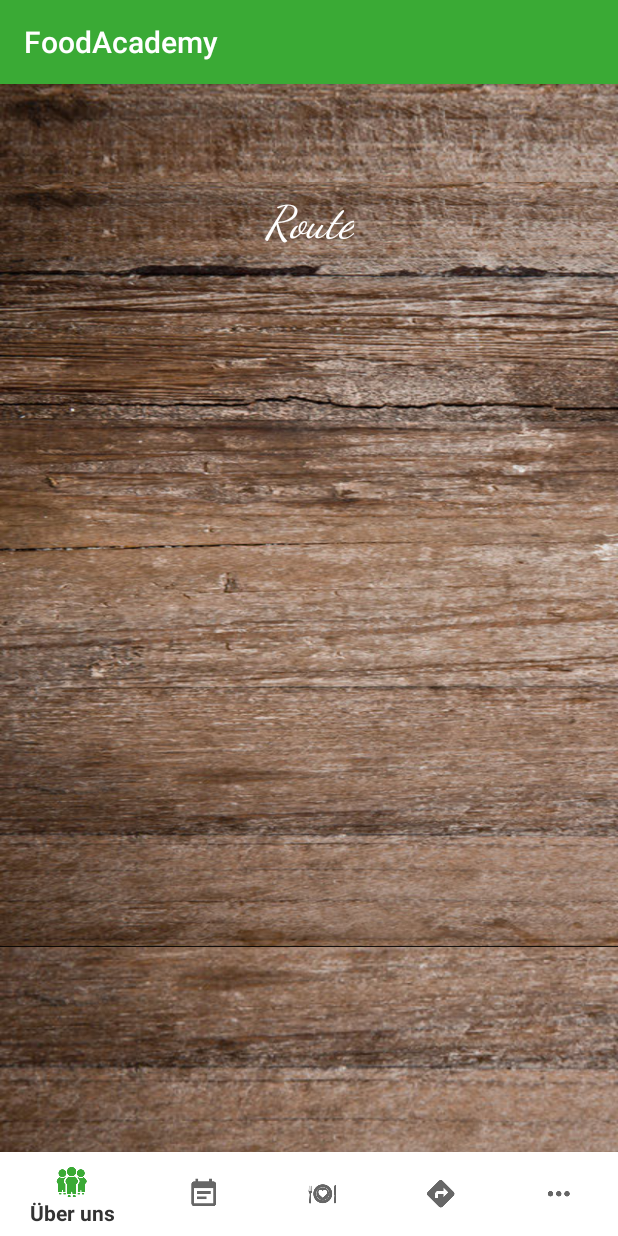
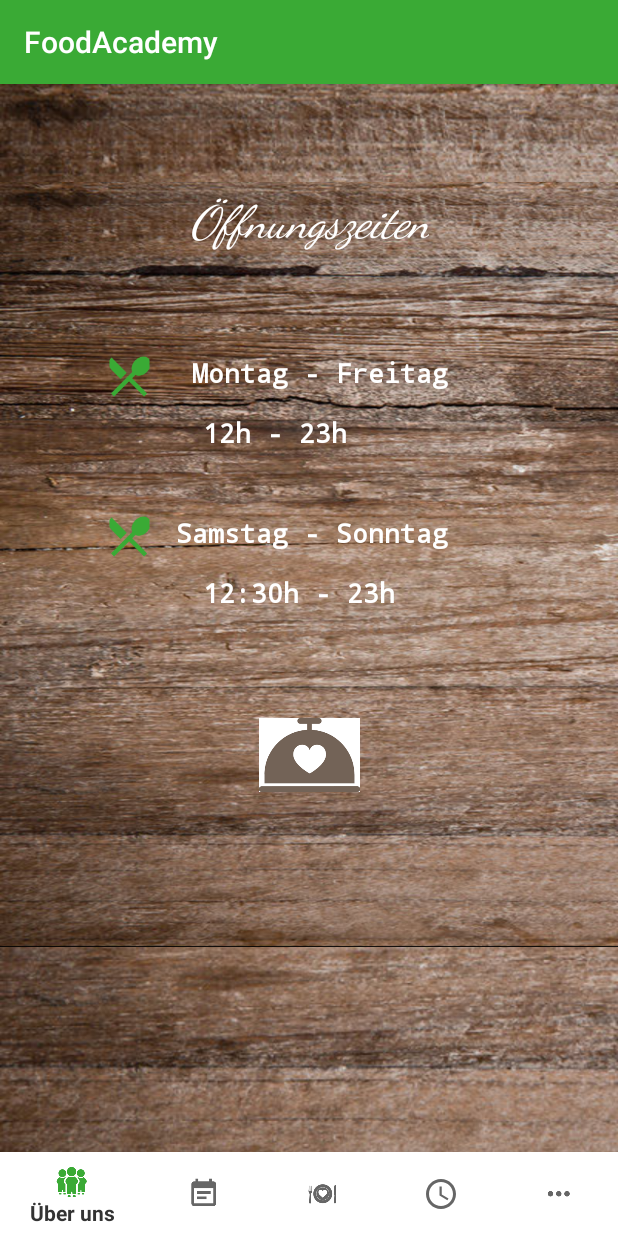
Before and after one commit to omshill0305/FoodAcademy, an Android app: the fragment RouteFragment placed in its activity, on a phone screen of 412 x 824 dp. Run offline under Robolectric (Android 15) with nearby library versions, the phone set to English and light mode, and no system bars.

Commit message:
OpenCommit

```diff
--- a/app/src/main/AndroidManifest.xml
+++ b/app/src/main/AndroidManifest.xml
@@ -4,7 +4,7 @@
 
     <application
         android:allowBackup="true"
-        android:icon="@mipmap/ic_launcher_logo_icon"
+        android:icon="@mipmap/ic_launcher_logo"
         android:label="@string/app_name"
         android:roundIcon="@mipmap/ic_launcher_round"
         android:supportsRtl="true"
--- /dev/null
+++ b/app/src/main/res/drawable/ic_stat_offnungszeiten.xml
@@ -0,0 +1,9 @@
+<vector xmlns:android="http://schemas.android.com/apk/res/android"
+        android:width="24dp"
+        android:height="24dp"
+        android:viewportWidth="24.0"
+        android:viewportHeight="24.0">
+    <path
+        android:fillColor="#FF000000"
+        android:pathData="M11.99,2C6.47,2 2,6.48 2,12s4.47,10 9.99,10C17.52,22 22,17.52 22,12S17.52,2 11.99,2zM12,20c-4.42,0 -8,-3.58 -8,-8s3.58,-8 8,-8 8,3.58 8,8 -3.58,8 -8,8zM12.5,7H11v6l5.25,3.15 0.75,-1.23 -4.5,-2.67z"/>
+</vector>
--- a/app/src/main/res/layout/fragment_route.xml
+++ b/app/src/main/res/layout/fragment_route.xml
@@ -15,7 +15,7 @@
         android:layout_marginBottom="431dp"
         android:fontFamily="cursive"
         android:lineSpacingExtra="8sp"
-        android:text="@string/title_route"
+        android:text="@string/title_offnungszeiten"
         android:textAlignment="center"
         android:textColor="@color/colorAccent"
         android:textSize="30sp"
@@ -26,4 +26,114 @@
         app:layout_constraintTop_toTopOf="parent"
         app:layout_constraintVertical_bias="0.20" />
 
+    <LinearLayout
+        android:id="@+id/linearLayout2"
+        android:layout_width="270dp"
+        android:layout_height="214dp"
+        android:layout_marginStart="40dp"
+        android:layout_marginTop="8dp"
+        android:layout_marginEnd="40dp"
+        android:layout_marginBottom="8dp"
+        android:orientation="vertical"
+        app:layout_constraintBottom_toBottomOf="parent"
+        app:layout_constraintEnd_toEndOf="parent"
+        app:layout_constraintStart_toStartOf="parent"
+        app:layout_constraintTop_toBottomOf="@+id/welcome_text"
+        app:layout_constraintVertical_bias="0.26">
+
+        <LinearLayout
+            android:layout_width="match_parent"
+            android:layout_height="40dp"
+            android:orientation="horizontal">
+
+            <ImageView
+                android:id="@+id/imageView3"
+                android:layout_width="30dip"
+                android:layout_height="30dip"
+                android:src="@mipmap/ic_launcher_logo_icon"
+                tools:layout_editor_absoluteX="64dp"
+                tools:layout_editor_absoluteY="102dp" />
+
+            <TextView
+                android:id="@+id/montag"
+                android:layout_width="match_parent"
+                android:layout_height="wrap_content"
+                android:layout_weight="1"
+                android:fontFamily="monospace"
+                android:lineSpacingExtra="10sp"
+                android:paddingStart="16dp"
+                android:text=" Montag - Freitag"
+                android:textColor="@color/colorAccent"
+                android:textSize="18sp"
+                android:textStyle="bold" />
+        </LinearLayout>
+
+        <TextView
+            android:id="@+id/textView3"
+            android:layout_width="match_parent"
+            android:layout_height="wrap_content"
+            android:layout_weight="1"
+            android:fontFamily="monospace"
+            android:lineSpacingExtra="10sp"
+            android:paddingStart="64dp"
+            android:text="12h - 23h"
+            android:textColor="@color/colorAccent"
+            android:textSize="18sp"
+            android:textStyle="bold" />
+
+        <LinearLayout
+            android:layout_width="match_parent"
+            android:layout_height="40dp"
+            android:orientation="horizontal">
+
+            <ImageView
+                android:id="@+id/imageView4"
+                android:layout_width="30dip"
+                android:layout_height="30dip"
+                android:src="@mipmap/ic_launcher_logo_icon"
+                tools:layout_editor_absoluteX="64dp"
+                tools:layout_editor_absoluteY="102dp" />
+
+            <TextView
+                android:id="@+id/dienstag"
+                android:layout_width="match_parent"
+                android:layout_height="wrap_content"
+                android:layout_weight="1"
+                android:fontFamily="monospace"
+                android:lineSpacingExtra="10sp"
+                android:paddingStart="16dp"
+                android:text="Samstag - Sonntag"
+                android:textColor="@color/colorAccent"
+                android:textSize="18sp"
+                android:textStyle="bold" />
+        </LinearLayout>
+
+        <TextView
+            android:id="@+id/textView4"
+            android:layout_width="match_parent"
+            android:layout_height="wrap_content"
+            android:layout_weight="1"
+            android:fontFamily="monospace"
+            android:lineSpacingExtra="10sp"
+            android:paddingStart="64dp"
+            android:text="12:30h - 23h"
+            android:textColor="@color/colorAccent"
+            android:textSize="18sp"
+            android:textStyle="bold" />
+
+    </LinearLayout>
+
+    <ImageView
+        android:id="@+id/imageView5"
+        android:layout_width="82dp"
+        android:layout_height="49dp"
+        android:layout_marginTop="8dp"
+        android:layout_marginBottom="8dp"
+        android:src="@drawable/for_zeit"
+        app:layout_constraintBottom_toBottomOf="parent"
+        app:layout_constraintEnd_toEndOf="parent"
+        app:layout_constraintStart_toStartOf="parent"
+        app:layout_constraintTop_toBottomOf="@+id/linearLayout2"
+        app:layout_constraintVertical_bias="0.18" />
+
 </android.support.constraint.ConstraintLayout>
--- a/app/src/main/res/menu/nav_items.xml
+++ b/app/src/main/res/menu/nav_items.xml
@@ -16,8 +16,8 @@
         android:title="@string/title_buchen" />
     <item
         android:id="@+id/nav_route"
-        android:icon="@drawable/ic_stat_route"
-        android:title="@string/title_route" />
+        android:icon="@drawable/ic_stat_offnungszeiten"
+        android:title="@string/title_open"/>
     <item
         android:id="@+id/nav_more"
         android:icon="@drawable/ic_stat_more"
--- a/app/src/main/res/values/strings.xml
+++ b/app/src/main/res/values/strings.xml
@@ -4,7 +4,8 @@
     <string name="title_about">Über uns</string>
     <string name="title_events">Events</string>
     <string name="title_buchen">Buchen</string>
-    <string name="title_route">Route</string>
+    <string name="title_open">Open</string>
+    <string name="title_offnungszeiten">Öffnungszeiten</string>
     <string name="title_more">Mehr</string>
 
     <string name="titel_message">
@@ -39,4 +40,12 @@ Restaurant ausklingen zu lassen. </string>
     <string name="disco_date">9 November Freitag</string>
     <string name="party_date">10 November Freitag</string>
 
+    //Öffnunszeiten
+
+    Mo – Fr 12h – 23h
+    Sa – So 12:30h – 23h
+
+    //Mehr
+
+
 </resources>
```
Also changed, not shown: app/src/main/ic_launcher_logo-web.png (added), app/src/main/ic_launcher_logo_icon-web.png, app/src/main/res/drawable/for_zeit.png (added), app/src/main/res/mipmap-hdpi/ic_launcher_logo.png (added), app/src/main/res/mipmap-hdpi/ic_launcher_logo_icon.png, app/src/main/res/mipmap-mdpi/ic_launcher_logo.png (added), app/src/main/res/mipmap-mdpi/ic_launcher_logo_icon.png, app/src/main/res/mipmap-xhdpi/ic_launcher_logo.png (added), app/src/main/res/mipmap-xhdpi/ic_launcher_logo_icon.png, app/src/main/res/mipmap-xxhdpi/ic_launcher_logo.png (added), app/src/main/res/mipmap-xxhdpi/ic_launcher_logo_icon.png, app/src/main/res/mipmap-xxxhdpi/ic_launcher_logo.png (added), app/src/main/res/mipmap-xxxhdpi/ic_launcher_logo_icon.png.
